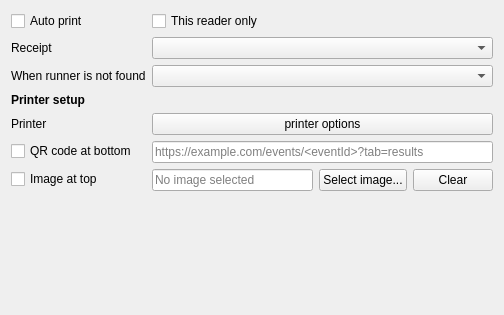
The window that quickevent/app/quickevent/plugins/Receipts/src/receiptssettingspage.ui (arnost00/quickbox) describes before a commit, drawn with Qt 5.
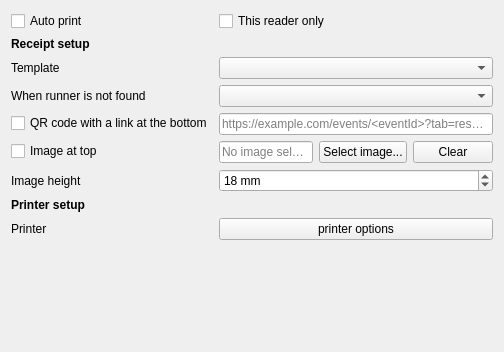
The same window after the commit.

Commit message: feat: append competitor's class to the link

What changed in the file:
```diff
--- a/quickevent/app/quickevent/plugins/Receipts/src/receiptssettingspage.ui
+++ b/quickevent/app/quickevent/plugins/Receipts/src/receiptssettingspage.ui
@@ -7,7 +7,7 @@
     <x>0</x>
     <y>0</y>
     <width>504</width>
-    <height>315</height>
+    <height>352</height>
    </rect>
   </property>
   <property name="windowTitle">
@@ -24,19 +24,6 @@
      </property>
     </widget>
    </item>
-   <item row="7" column="0">
-    <spacer name="verticalSpacer">
-     <property name="orientation">
-      <enum>Qt::Vertical</enum>
-     </property>
-     <property name="sizeHint" stdset="0">
-      <size>
-       <width>20</width>
-       <height>40</height>
-      </size>
-     </property>
-    </spacer>
-   </item>
    <item row="0" column="1">
     <widget class="QCheckBox" name="chkThisReaderOnly">
      <property name="toolTip">
@@ -47,27 +34,42 @@
      </property>
     </widget>
    </item>
-   <item row="2" column="0">
+   <item row="1" column="0">
+    <widget class="QLabel" name="lbReceiptSetup">
+     <property name="font">
+      <font>
+       <bold>true</bold>
+      </font>
+     </property>
+     <property name="text">
+      <string>Receipt setup</string>
+     </property>
+    </widget>
+   </item>
+   <item row="1" column="1">
+    <widget class="QWidget" name="receiptSetupSpacer" native="true"/>
+   </item>
+   <item row="3" column="0">
     <widget class="QLabel" name="label">
      <property name="text">
       <string>When runner is not found</string>
      </property>
     </widget>
    </item>
-   <item row="2" column="1">
+   <item row="3" column="1">
     <widget class="QComboBox" name="cbxWhenRunnerNotFound"/>
    </item>
-   <item row="1" column="0">
+   <item row="2" column="0">
     <widget class="QLabel" name="label_2">
      <property name="text">
-      <string>Receipt</string>
+      <string>Template</string>
      </property>
     </widget>
    </item>
-   <item row="1" column="1">
+   <item row="2" column="1">
     <widget class="QComboBox" name="cbxReceipt"/>
    </item>
-   <item row="3" column="0">
+   <item row="7" column="0">
     <widget class="QLabel" name="lbPrinterSetup">
      <property name="font">
       <font>
@@ -79,34 +81,34 @@
      </property>
     </widget>
    </item>
-   <item row="3" column="1">
+   <item row="7" column="1">
     <widget class="QWidget" name="printerSetupSpacer" native="true"/>
    </item>
-   <item row="4" column="0">
+   <item row="8" column="0">
     <widget class="QLabel" name="label_3">
      <property name="text">
       <string>Printer</string>
      </property>
     </widget>
    </item>
-   <item row="4" column="1">
+   <item row="8" column="1">
     <widget class="QPushButton" name="btPrinterOptions">
      <property name="text">
       <string notr="true">printer options</string>
      </property>
     </widget>
    </item>
-   <item row="5" column="0">
+   <item row="4" column="0">
     <widget class="QCheckBox" name="chkPrintReceiptQrCode">
      <property name="toolTip">
       <string>Print a QR code with a link at the bottom of receipts.</string>
      </property>
      <property name="text">
-      <string>QR code at bottom</string>
+      <string>QR code with a link at the bottom</string>
      </property>
     </widget>
    </item>
-   <item row="5" column="1">
+   <item row="4" column="1">
     <widget class="QLineEdit" name="edReceiptQrCodeBaseUrl">
      <property name="toolTip">
       <string>Base URL encoded into the printed QR code.</string>
@@ -116,7 +118,7 @@
      </property>
     </widget>
    </item>
-   <item row="6" column="0">
+   <item row="5" column="0">
     <widget class="QCheckBox" name="chkPrintReceiptImage">
      <property name="toolTip">
       <string>Print an image at the top of receipts.</string>
@@ -126,7 +128,7 @@
      </property>
     </widget>
    </item>
-   <item row="6" column="1">
+   <item row="5" column="1">
     <layout class="QHBoxLayout" name="receiptImageLayout">
      <item>
       <widget class="QLineEdit" name="edReceiptImageFile">
@@ -154,6 +156,45 @@
      </item>
     </layout>
    </item>
+   <item row="6" column="0">
+    <widget class="QLabel" name="lbReceiptImageHeight">
+     <property name="text">
+      <string>Image height</string>
+     </property>
+    </widget>
+   </item>
+   <item row="6" column="1">
+    <widget class="QSpinBox" name="edReceiptImageHeight">
+     <property name="toolTip">
+      <string>Maximum printed height of the receipt image.</string>
+     </property>
+     <property name="suffix">
+      <string> mm</string>
+     </property>
+     <property name="minimum">
+      <number>10</number>
+     </property>
+     <property name="maximum">
+      <number>60</number>
+     </property>
+     <property name="value">
+      <number>18</number>
+     </property>
+    </widget>
+   </item>
+   <item row="9" column="0">
+    <spacer name="verticalSpacer">
+     <property name="orientation">
+      <enum>Qt::Vertical</enum>
+     </property>
+     <property name="sizeHint" stdset="0">
+      <size>
+       <width>20</width>
+       <height>40</height>
+      </size>
+     </property>
+    </spacer>
+   </item>
   </layout>
  </widget>
  <layoutdefault spacing="6" margin="11"/>
```
Left out of the diff: 3 changed lines with no effect on the pictures. The commit also changes 3 other files.
